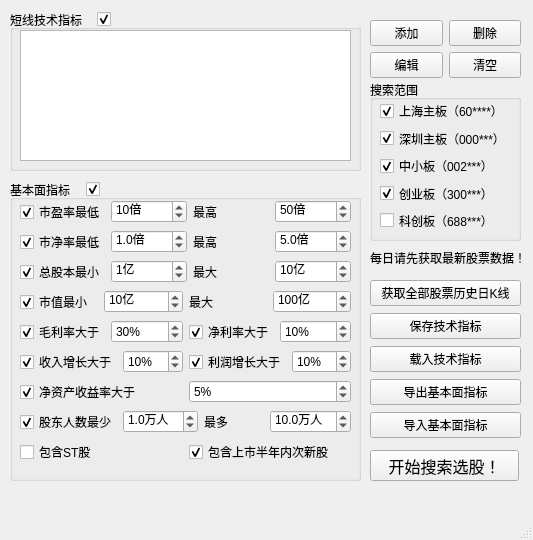
The window that QtDesign/StockFinder.ui (victor647/QuantumStockTrade) describes before a commit, drawn with Qt 5.
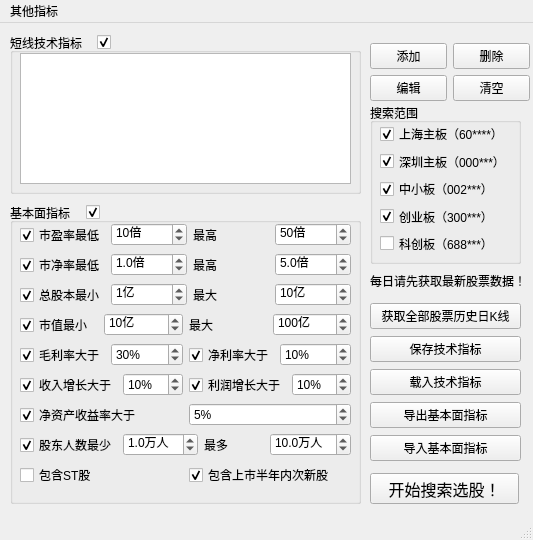
The same window after the commit.

The edit to the form file:
```diff
--- a/QtDesign/StockFinder.ui
+++ b/QtDesign/StockFinder.ui
@@ -978,12 +978,12 @@
      <string>开始搜索选股！</string>
     </property>
    </widget>
-   <widget class="QWidget" name="">
+   <widget class="QWidget" name="layoutWidget">
     <property name="geometry">
      <rect>
       <x>370</x>
       <y>20</y>
-      <width>151</width>
+      <width>160</width>
       <height>58</height>
      </rect>
     </property>
@@ -1036,6 +1036,13 @@
      <height>23</height>
     </rect>
    </property>
+   <widget class="QMenu" name="mnuOtherCriterias">
+    <property name="title">
+     <string>其他指标</string>
+    </property>
+    <addaction name="actHoldersStatus"/>
+   </widget>
+   <addaction name="mnuOtherCriterias"/>
   </widget>
   <widget class="QStatusBar" name="statusbar"/>
  </widget>
```
Left out of the diff: 132 changed lines with no effect on the pictures.
